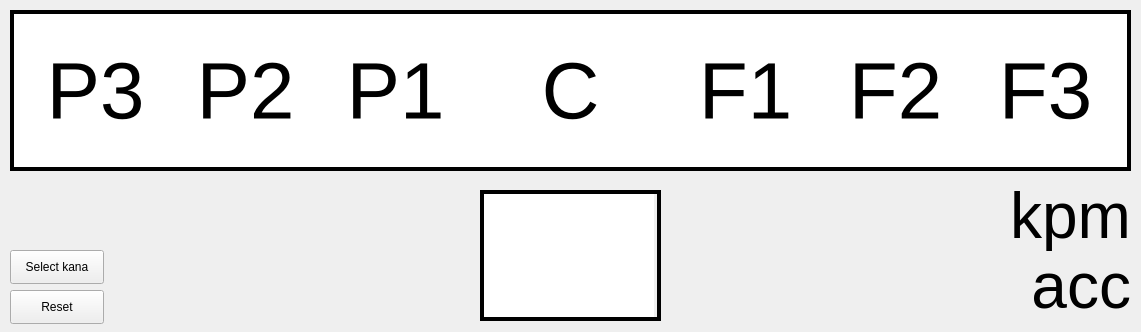
lukascobbler/japanese_practice, file main_gui.ui: the form before one commit.
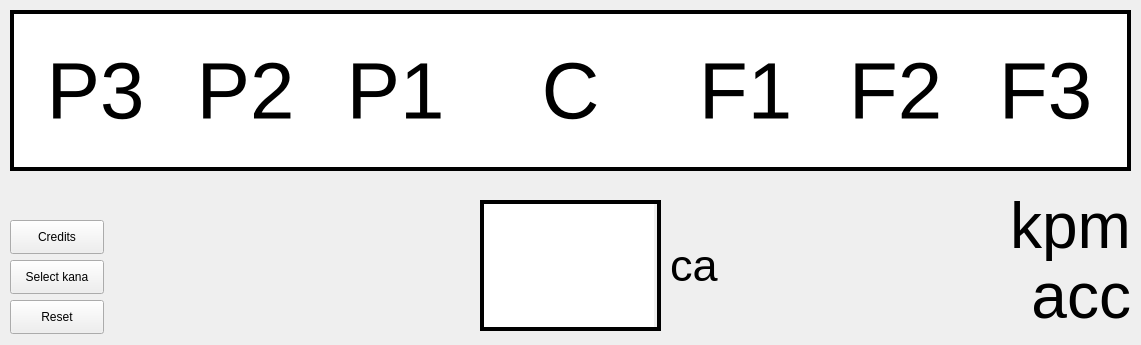
The form after the commit. Icons and pictures are not drawn.

```diff
--- a/main_gui.ui
+++ b/main_gui.ui
@@ -10,21 +10,9 @@
     <x>0</x>
     <y>0</y>
     <width>1141</width>
-    <height>332</height>
+    <height>345</height>
    </rect>
   </property>
-  <property name="minimumSize">
-   <size>
-    <width>1141</width>
-    <height>332</height>
-   </size>
-  </property>
-  <property name="maximumSize">
-   <size>
-    <width>1141</width>
-    <height>332</height>
-   </size>
-  </property>
   <property name="windowTitle">
    <string>Japanese 練習</string>
   </property>
@@ -37,7 +25,7 @@
     <property name="geometry">
      <rect>
       <x>480</x>
-      <y>190</y>
+      <y>200</y>
       <width>181</width>
       <height>131</height>
      </rect>
@@ -86,7 +74,7 @@
     <property name="geometry">
      <rect>
       <x>930</x>
-      <y>250</y>
+      <y>260</y>
       <width>201</width>
       <height>71</height>
      </rect>
@@ -107,7 +95,7 @@
     <property name="geometry">
      <rect>
       <x>10</x>
-      <y>290</y>
+      <y>300</y>
       <width>94</width>
       <height>34</height>
      </rect>
@@ -382,7 +370,7 @@
     <property name="geometry">
      <rect>
       <x>10</x>
-      <y>250</y>
+      <y>260</y>
       <width>94</width>
       <height>34</height>
      </rect>
@@ -395,7 +383,7 @@
     <property name="geometry">
      <rect>
       <x>930</x>
-      <y>180</y>
+      <y>190</y>
       <width>201</width>
       <height>71</height>
      </rect>
@@ -412,6 +400,40 @@
      <set>Qt::AlignRight|Qt::AlignTrailing|Qt::AlignVCenter</set>
     </property>
    </widget>
+   <widget class="QLabel" name="correct_answer">
+    <property name="geometry">
+     <rect>
+      <x>670</x>
+      <y>230</y>
+      <width>141</width>
+      <height>71</height>
+     </rect>
+    </property>
+    <property name="font">
+     <font>
+      <pointsize>34</pointsize>
+     </font>
+    </property>
+    <property name="text">
+     <string>ca</string>
+    </property>
+    <property name="alignment">
+     <set>Qt::AlignLeading|Qt::AlignLeft|Qt::AlignVCenter</set>
+    </property>
+   </widget>
+   <widget class="QPushButton" name="btn_go_to_credits">
+    <property name="geometry">
+     <rect>
+      <x>10</x>
+      <y>220</y>
+      <width>94</width>
+      <height>34</height>
+     </rect>
+    </property>
+    <property name="text">
+     <string>Credits</string>
+    </property>
+   </widget>
   </widget>
  </widget>
  <resources/>
```
Left out of the diff: 4 changed lines with no effect on the pictures.
